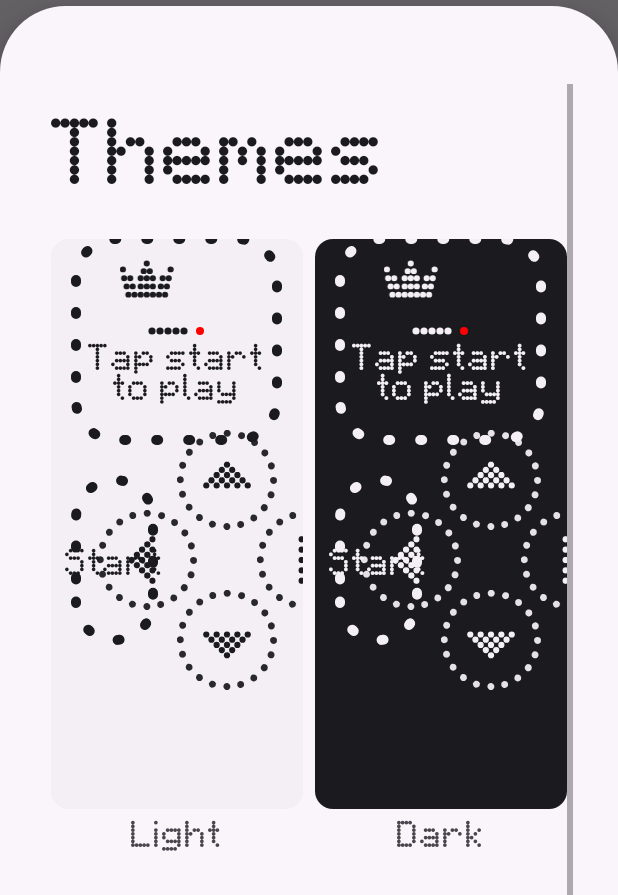
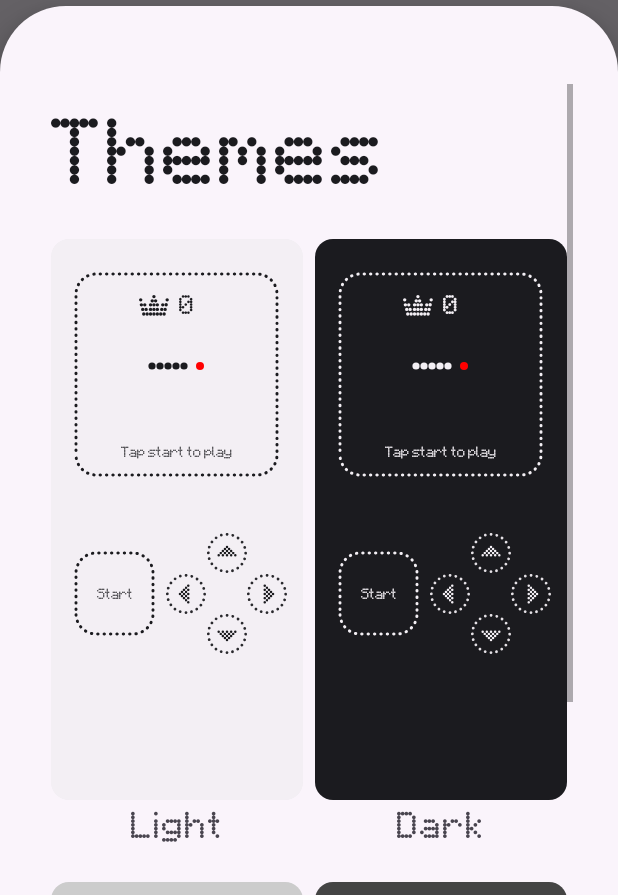
Before and after one commit to Kalpu-24/SnakeWall, an Android app: the screen it shows after launch (MainActivity), after a tap on "Themes", on a phone screen of 412 x 824 dp, the part 341-1236 px from its top. Run offline under Robolectric (Android 15) with nearby library versions, the phone set to English and light mode, and no system bars; 1 statement that could not run was skipped; 1 other tap on this screen came first.

Commit message:
playstore release

```diff
--- a/app/build.gradle.kts
+++ b/app/build.gradle.kts
@@ -10,8 +10,8 @@ android {
         applicationId = "kalp.snake.wall"
         minSdk = 26
         targetSdk = 35
-        versionCode = 100010
-        versionName = "1.0.0.0.1.0"
+        versionCode = 105
+        versionName = "1.0.5"
 
         testInstrumentationRunner = "androidx.test.runner.AndroidJUnitRunner"
     }
--- a/app/src/main/java/kalp/snake/wall/MainActivity.java
+++ b/app/src/main/java/kalp/snake/wall/MainActivity.java
@@ -9,12 +9,15 @@ import android.net.Uri;
 import android.os.Bundle;
 
 import android.os.Handler;
+import android.util.DisplayMetrics;
 import android.util.Log;
+import android.widget.GridLayout;
 import android.widget.LinearLayout;
 import android.widget.TextView;
 
 import androidx.activity.EdgeToEdge;
 import androidx.appcompat.app.AppCompatActivity;
+import androidx.constraintlayout.helper.widget.Grid;
 import androidx.core.graphics.Insets;
 import androidx.core.view.ViewCompat;
 import androidx.core.view.WindowInsetsCompat;
@@ -31,7 +34,7 @@ import kalp.snake.wall.views.ThemesBottomModalSheet;
 
 public class MainActivity extends AppCompatActivity {
 
-    MaterialCardView snakePreViewCard, themesCard, themePreviewCard, settingsCard;
+    MaterialCardView snakePreViewCard, themesCard, themePreviewCard, settingsCard, aboutCard;
     TextView githubFAB, supportFAB;
     TextView themePreviewText, versionName;
     ColorTheme[] colorThemes;
@@ -58,10 +61,30 @@ public class MainActivity extends AppCompatActivity {
         snakePreViewCard = findViewById(R.id.SnakePreViewCard);
         settingsCard = findViewById(R.id.settingsCard);
         themesCard = findViewById(R.id.themesCard);
+        aboutCard = findViewById(R.id.aboutCard);
         snakePreView = findViewById(R.id.snakePreView);
         versionName = findViewById(R.id.versionName);
         githubFAB = findViewById(R.id.githubButton);
         supportFAB = findViewById(R.id.supportButton);
+//        set snake preview card height to match aspect ratio of device screen
+        GridLayout.LayoutParams params = (GridLayout.LayoutParams) snakePreViewCard.getLayoutParams();
+//        get screen aspect ratio
+        DisplayMetrics displayMetrics = new DisplayMetrics();
+        getWindowManager().getDefaultDisplay().getMetrics(displayMetrics);
+        float aspectRatio = (float) displayMetrics.heightPixels / displayMetrics.widthPixels;
+        params.height = (int) (getResources().getDisplayMetrics().widthPixels * (aspectRatio/2.2));
+        snakePreViewCard.setLayoutParams(params);
+//
+//                        android:layout_row="2"
+//                android:layout_column="0"
+//                android:layout_columnSpan="2"
+//                android:layout_columnWeight="1"
+
+        GridLayout.LayoutParams aboutParams = (GridLayout.LayoutParams) aboutCard.getLayoutParams();
+        aboutParams.height = (int) (getResources().getDisplayMetrics().widthPixels * (aspectRatio/4.4));
+        aboutCard.setLayoutParams(aboutParams);
+
+
 
         supportFAB.setOnClickListener(v -> {
             Intent intent = new Intent(Intent.ACTION_VIEW, Uri.parse("https://t.me/Kalpu_24_Games"));
--- a/app/src/main/java/kalp/snake/wall/data/ColorThemesData.java
+++ b/app/src/main/java/kalp/snake/wall/data/ColorThemesData.java
@@ -1,6 +1,5 @@
 package kalp.snake.wall.data;
 
-import kalp.snake.wall.R;
 import kalp.snake.wall.models.ColorPrefConfig;
 import kalp.snake.wall.models.ColorTheme;
 
@@ -30,11 +29,29 @@ public class ColorThemesData {
             0x14191a18
     );
 
+    static ColorPrefConfig AndroidGrayLightThemeConfig = new ColorPrefConfig(
+            0xFFFF0000,
+            0xFF444444,
+            0xFFCCCCCC,
+            0xFF444444,
+            0x14444444
+    );
+
+    static ColorPrefConfig AndroidGrayDarkThemeConfig = new ColorPrefConfig(
+            0xFFFF0000,
+            0xFFCCCCCC,
+            0xFF444444,
+            0xFFCCCCCC,
+            0x14CCCCCC
+    );
+
     static ColorTheme lightTheme = new ColorTheme("Light", lightThemeConfig);
     static ColorTheme darkTheme = new ColorTheme("Dark", darkThemeConfig);
     static ColorTheme retroTheme = new ColorTheme("Retro", retroThemeConfig);
+    static ColorTheme AndroidGrayLightTheme = new ColorTheme("Android Gray Light", AndroidGrayLightThemeConfig);
+    static ColorTheme AndroidGrayDarkTheme = new ColorTheme("Android Gray Dark", AndroidGrayDarkThemeConfig);
 
     public static ColorTheme[] getThemes(){
-        return new ColorTheme[]{lightTheme, darkTheme, retroTheme};
+        return new ColorTheme[]{lightTheme, darkTheme, AndroidGrayLightTheme, AndroidGrayDarkTheme, retroTheme};
     }
 }
--- a/app/src/main/java/kalp/snake/wall/views/SnakePreView.java
+++ b/app/src/main/java/kalp/snake/wall/views/SnakePreView.java
@@ -14,7 +14,9 @@ import android.graphics.Rect;
 import android.graphics.RectF;
 import android.graphics.Typeface;
 import android.graphics.drawable.RotateDrawable;
+import android.os.Build;
 import android.util.AttributeSet;
+import android.util.TypedValue;
 import android.view.Display;
 import android.view.WindowInsets;
 import android.view.WindowManager;
@@ -85,7 +87,6 @@ public class SnakePreView extends FrameLayout implements Serializable {
     private int bottomButtonCenterY;
     private int leftButtonCenterX;
     private int rightButtonCenterX;
-    private final int buttonRadius;
 
     private int arrowUpButtonStartX;
     private int arrowUpButtonStartY;
@@ -113,6 +114,10 @@ public class SnakePreView extends FrameLayout implements Serializable {
     private Color foodColor;
     private Color snakeColor;
     private int screenWidth, screenHeight;
+
+    float cornerRadius;
+    float crownWidth;
+    float crownHeight;
 
     private final ColorPrefConfig colorPrefConfig;
 
@@ -154,7 +159,6 @@ public class SnakePreView extends FrameLayout implements Serializable {
 
         this.gridSize = 19;
         this.gridMargin = 16;
-        this.buttonRadius = 50;
         this.gridView = sharedPreferences.getBoolean(WallPrefConfig.gridEnabledKey, false);
 
         this.gameState = EGameState.START;
@@ -262,14 +266,14 @@ public class SnakePreView extends FrameLayout implements Serializable {
         super.onSizeChanged(w, h, oldw, oldh);
         screenWidth = getWidth();
         screenHeight = getHeight();
-        if (android.os.Build.VERSION.SDK_INT >= android.os.Build.VERSION_CODES.R) {
+        if (Build.VERSION.SDK_INT >= Build.VERSION_CODES.R) {
             WindowMetrics metrics = Objects.requireNonNull(ContextCompat.getSystemService(context, WindowManager.class)).getCurrentWindowMetrics();
             Insets insets = metrics.getWindowInsets().getInsets(WindowInsets.Type.systemGestures());
 
             insetTop = insets.top;
 
         } else {
-            WindowManager windowManager = (WindowManager) ContextCompat.getSystemService(context, WindowManager.class);
+            WindowManager windowManager = ContextCompat.getSystemService(context, WindowManager.class);
             if (windowManager != null) {
                 Display display = windowManager.getDefaultDisplay();
                 Point size = new Point();
@@ -279,6 +283,30 @@ public class SnakePreView extends FrameLayout implements Serializable {
                 insetTop = rect.top;
             }
         }
+        if (insetTop<=10){
+            insetTop = 70;
+        }
+
+        float baseWidth = 1440.0f;  // Width in pixels for reference device
+        float baseHeight = 3216.0f; // Height in pixels for reference device
+
+        // Scale factors based on the current screen dimensions
+        float widthScale = screenWidth / baseWidth;
+        float heightScale = screenHeight / baseHeight;
+        float averageScale = (widthScale + heightScale) / 1.75f;
+
+        float smallerDimension = Math.min(screenWidth, screenHeight);
+        cornerRadius = smallerDimension * 0.08f;
+
+
+
+        crownWidth = dpToPx(20); // e.g., 50dp
+        crownHeight = crownWidth / 1.3f;
+
+        MlcdText.setTextSize(60.0f * averageScale);
+        gameBorder.setStrokeWidth(15.0f * averageScale);
+        gameBorder.setPathEffect(new DashPathEffect(new float[]{2 * averageScale, 30 * averageScale}, 10 * averageScale));
+
         gameWidth = (int) (screenWidth * 0.8);
         gameStartX = (screenWidth - gameWidth) / 2;
         gameStartY = (int) (insetTop * 0.5f);
@@ -291,6 +319,11 @@ public class SnakePreView extends FrameLayout implements Serializable {
         controllerEndY = controllerStartX + controllerStartY;
 //        checkChange();
         invalidate();
+    }
+
+    /** @noinspection SameParameterValue*/
+    float dpToPx(float dp) {
+        return TypedValue.applyDimension(TypedValue.COMPLEX_UNIT_DIP, dp, context.getResources().getDisplayMetrics());
     }
 
     private void init(Context context, AttributeSet attrs) {
@@ -334,14 +367,15 @@ public class SnakePreView extends FrameLayout implements Serializable {
     private void drawBackgroundAndFrames(Canvas canvas) {
         canvas.drawColor(snakeBackgroundColor.toArgb());
         RectF rectF = new RectF(gameStartX, gameStartY, gameEndX, gameEndY);
-        canvas.drawRoundRect(rectF, 40, 40, gameBorder);
+        canvas.drawRoundRect(rectF, cornerRadius, cornerRadius, gameBorder);
     }
 
     private void drawControls(Canvas canvas) {
         VectorDrawableCompat buttonDrawable = VectorDrawableCompat.create(context.getResources(), R.drawable.dotted_circle, null);
         @SuppressLint("UseCompatLoadingForDrawables") RotateDrawable arrowDrawable = (RotateDrawable) getResources().getDrawable(R.drawable.rotate_arrow, null);
 
-        float spacing = 30;
+        float spacing = (gameWidth/2.0f)/5.0f;
+        int buttonRadius = (int) spacing;
         float centerX = (controllerStartX + controllerEndX) / 2.0f;
         float centerY = (controllerStartY + controllerEndY) / 2.0f;
 
@@ -405,7 +439,7 @@ public class SnakePreView extends FrameLayout implements Serializable {
 
 //            Draw Start and Pause buttons
         RectF startRect = new RectF(startButtonStartX, startButtonStartY, startButtonEndX, startButtonEndY);
-        canvas.drawRoundRect(startRect, 40, 40, gameBorder);
+        canvas.drawRoundRect(startRect, cornerRadius, cornerRadius, gameBorder);
 //            button text
         canvas.save();
         canvas.translate(startButtonStartX, startButtonStartY);
@@ -456,7 +490,8 @@ public class SnakePreView extends FrameLayout implements Serializable {
         drawBestScore(canvas);
         drawSnake(canvas, snakePaint);
         String string = context.getString(R.string.snake_tap_to_play);
-        drawTextWithLineBreak(string, gameWidth / 2.0f, gameWidth - 70, canvas, this.MlcdText);
+        //noinspection SuspiciousNameCombination
+        drawTextWithLineBreak(string, gameWidth / 2.0f, gameWidth, canvas, this.MlcdText);
         int foodX = (this.foodCoordinates.getFirst() * cellSize) + this.gridMargin;
         int foodY = (this.foodCoordinates.getSecond() * cellSize) + this.gridMargin;
         canvas.drawCircle(
@@ -472,42 +507,41 @@ public class SnakePreView extends FrameLayout implements Serializable {
         // Define the maximum text width based on the available canvas width
         int maxTextWidth = getWidth() - (this.gridMargin * 3);
         float textWidth = paint.measureText(text);
+        float textHeight = (paint.descent() - paint.ascent())*2;
 
         // Create a copy of the paint object to adjust text size without altering the original
         Paint adjustablePaint = new Paint(paint);
 
         // If the text fits within the width, draw it and return
         if (textWidth <= maxTextWidth) {
-            canvas.drawText(text, xPosition, yPosition, adjustablePaint);
+            canvas.drawText(text, xPosition, yPosition - (textHeight/2), adjustablePaint);
             return;
         }
 
         // Split the text into words
         String[] words = text.split(" ");
-        StringBuilder firstLine = new StringBuilder();
-        StringBuilder secondLine = new StringBuilder();
+        StringBuilder line = new StringBuilder();
+        float lineWidth;
 
-        // Distribute words across two lines
         for (String word : words) {
-            if (adjustablePaint.measureText(firstLine + word) <= maxTextWidth) {
-                firstLine.append(word).append(" ");
-            } else {
-                secondLine.append(word).append(" ");
+            // Calculate the width of the current line
+            lineWidth = paint.measureText(line.toString() + " " + word);
+
+            // If the line is too long, draw it and start a new line
+            if (lineWidth >= maxTextWidth) {
+
+                canvas.drawText(line.toString(), xPosition, yPosition - textHeight, adjustablePaint);
+                yPosition += paint.descent() - paint.ascent();
+                line = new StringBuilder();
             }
+
+            // Add the word to the current line
+            line.append(word).append(" ");
         }
 
-        // Adjust font size to fit the second line within the width
-        while (adjustablePaint.measureText(secondLine.toString()) > maxTextWidth) {
-            adjustablePaint.setTextSize(adjustablePaint.getTextSize() - 1.0f);
-        }
-
-        // Trim whitespace from lines
-        firstLine = new StringBuilder(firstLine.toString().trim());
-        secondLine = new StringBuilder(secondLine.toString().trim());
-
-        // Draw text with or without an offset depending on `drawAbove`
-        canvas.drawText(firstLine.toString(), xPosition, yPosition, adjustablePaint);
-        canvas.drawText(secondLine.toString(), xPosition, yPosition + adjustablePaint.getTextSize(), adjustablePaint);
+        // Draw the last line
+        // make sure line is above yPosition - text height
+        canvas.drawText(line.toString(), xPosition, yPosition - textHeight, adjustablePaint);
     }
 
 
@@ -528,10 +562,6 @@ public class SnakePreView extends FrameLayout implements Serializable {
     }
 
     private void drawBestScore(Canvas canvas) {
-        // Proportional width and height for the crown icon
-        float crownWidth = (19 * 20.0f) / 7;
-        float crownHeight = crownWidth / 1.3f;
-
         // Load the crown drawable resource
         VectorDrawableCompat crownDrawable = VectorDrawableCompat.create(
                 getContext().getResources(),
@@ -548,9 +578,10 @@ public class SnakePreView extends FrameLayout implements Serializable {
         String scoreText = String.valueOf(this.bestScore);
         Paint textPaint = new Paint(this.MlcdText);
         textPaint.setTextAlign(Paint.Align.LEFT);
-        textPaint.setTextSize(40.0f);
+        textPaint.setTextSize(MlcdText.getTextSize()*1.8f);
 
         float textWidth = textPaint.measureText(scoreText);
+        float textHeight = textPaint.descent() - textPaint.ascent();
         float totalWidth = crownWidth + 80.0f + textWidth;
         float startX = (getWidth() - totalWidth) / 2.0f;
 
@@ -558,7 +589,7 @@ public class SnakePreView extends FrameLayout implements Serializable {
             drawCrown(canvas, crownDrawable, startX);
         }
 
-        canvas.drawText(scoreText, startX + crownWidth + 10.0f, (insetTop*0.35f), textPaint);
+        canvas.drawText(scoreText, startX + crownWidth + 10.0f, 20 + (textHeight/1.6f), textPaint);
     }
 
     private void drawCrown(Canvas canvas, VectorDrawableCompat crownDrawable, float x) {
@@ -645,4 +676,12 @@ public class SnakePreView extends FrameLayout implements Serializable {
         MlcdText.setColor(buttonsAndFrameColor.toArgb());
         invalidate();
     }
+
+    public boolean isGridView() {
+        return gridView;
+    }
+
+    public void setGridView(boolean gridView) {
+        this.gridView = gridView;
+    }
 }
--- a/app/src/main/java/kalp/snake/wall/views/ThemesBottomModalSheet.java
+++ b/app/src/main/java/kalp/snake/wall/views/ThemesBottomModalSheet.java
@@ -4,6 +4,7 @@ import android.annotation.SuppressLint;
 import android.content.SharedPreferences;
 import android.graphics.Typeface;
 import android.os.Bundle;
+import android.util.DisplayMetrics;
 import android.util.TypedValue;
 import android.view.LayoutInflater;
 import android.view.View;
@@ -72,7 +73,7 @@ public class ThemesBottomModalSheet extends BottomSheetDialogFragment {
             LinearLayout otherLayout = new LinearLayout(requireContext());
             otherLayout.setOrientation(LinearLayout.VERTICAL);
             GridLayout.LayoutParams params = new GridLayout.LayoutParams();
-            params.height = (int) (420*factor);
+            params.height = GridLayout.LayoutParams.WRAP_CONTENT;
             params.width = 0;
             params.bottomMargin = (int) (20 * factor);
             params.columnSpec = GridLayout.spec(column,GridLayout.FILL,1f);
@@ -85,13 +86,19 @@ public class ThemesBottomModalSheet extends BottomSheetDialogFragment {
                 dismiss();
             });
 
-            FrameLayout.LayoutParams cardFrameParams = new FrameLayout.LayoutParams(ViewGroup.LayoutParams.MATCH_PARENT, (int) (380*factor));
+            DisplayMetrics displayMetrics = new DisplayMetrics();
+            requireActivity().getWindowManager().getDefaultDisplay().getMetrics(displayMetrics);
+            float aspectRatio = (float) displayMetrics.heightPixels / displayMetrics.widthPixels;
+            FrameLayout.LayoutParams cardFrameParams = new FrameLayout.LayoutParams(
+                    ViewGroup.LayoutParams.MATCH_PARENT,
+                    (int) (getResources().getDisplayMetrics().widthPixels * (aspectRatio/2.2)));
             MaterialCardView cardView = new MaterialCardView(requireContext());
             cardView.setCardElevation(0.0f);
             cardView.setStrokeWidth(0);
             cardView.setCardBackgroundColor(ContextCompat.getColor(requireContext(),R.color.activity_card_bg));
 
-            FrameLayout.LayoutParams frameParams = new FrameLayout.LayoutParams(ViewGroup.LayoutParams.MATCH_PARENT, ViewGroup.LayoutParams.MATCH_PARENT);
+            FrameLayout.LayoutParams frameParams = new FrameLayout.LayoutParams(
+                    ViewGroup.LayoutParams.MATCH_PARENT, ViewGroup.LayoutParams.MATCH_PARENT);
 
             SnakePreView snakePreView = new SnakePreView(requireContext());
             snakePreView.setSnakeBackgroundColor(colorThemes[i].colorPrefConfig.getSnakeBackgroundColor());
@@ -106,7 +113,8 @@ public class ThemesBottomModalSheet extends BottomSheetDialogFragment {
             otherThemesTextName.setTypeface(mlcdType);
             otherThemesTextName.setTextSize(TypedValue.COMPLEX_UNIT_SP, 20f);
             otherThemesTextName.setTextAlignment(View.TEXT_ALIGNMENT_CENTER);
-            otherThemesTextName.setLayoutParams(new ViewGroup.LayoutParams(ViewGroup.LayoutParams.MATCH_PARENT, ViewGroup.LayoutParams.WRAP_CONTENT));
+            otherThemesTextName.setLayoutParams(new ViewGroup.LayoutParams(
+                    ViewGroup.LayoutParams.MATCH_PARENT, ViewGroup.LayoutParams.WRAP_CONTENT));
 
             cardView.addView(snakePreView,frameParams);
             otherLayout.addView(cardView, cardFrameParams);
--- a/app/src/main/res/layout/activity_main.xml
+++ b/app/src/main/res/layout/activity_main.xml
@@ -18,6 +18,9 @@
             android:layout_height="wrap_content"
             android:layout_marginStart="40sp"
             android:fontFamily="@font/mlcd"
+            android:maxLines="1"
+            android:ellipsize="marquee"
+            android:autoSizeTextType="uniform"
             android:text="@string/app_title"
             android:textColor="@color/snake_color"
             android:textSize="40sp"
@@ -36,8 +39,9 @@
 
             <com.google.android.material.card.MaterialCardView
                 android:id="@+id/SnakePreViewCard"
+                android:contentDescription="@string/preview_of_the_snake_game"
                 android:layout_width="0dp"
-                android:layout_height="380dp"
+                android:layout_height="10dp"
                 android:layout_row="0"
                 android:layout_rowSpan="2"
                 android:layout_column="0"
@@ -73,6 +77,9 @@
                         android:layout_width="match_parent"
                         android:layout_height="wrap_content"
                         android:fontFamily="@font/mlcd"
+                        android:maxLines="1"
+                        android:ellipsize="marquee"
+                        android:autoSizeTextType="uniform"
                         android:text="@string/themes"
                         android:textAlignment="center"
                         android:textColor="@color/buttons_and_frame_color"
@@ -90,8 +97,11 @@
                             android:id="@+id/themePreviewText"
                             android:layout_width="wrap_content"
                             android:layout_height="wrap_content"
+                            android:autoSizeTextType="uniform"
                             android:layout_gravity="center"
                             android:fontFamily="@font/mlcd"
+                            android:maxLines="1"
+                            android:ellipsize="marquee"
                             android:textAlignment="center"
                             android:textSize="20sp" />
                     </com.google.android.material.card.MaterialCardView>
@@ -123,6 +133,9 @@
                         android:layout_width="match_parent"
                         android:layout_height="wrap_content"
                         android:fontFamily="@font/mlcd"
+                        android:autoSizeTextType="uniform"
+                        android:maxLines="1"
+                        android:ellipsize="marquee"
                         android:text="@string/settings"
                         android:textAlignment="center"
                         android:textColor="@color/buttons_and_frame_color"
@@ -142,8 +155,9 @@
             </com.google.android.material.card.MaterialCardView>
 
             <com.google.android.material.card.MaterialCardView
+                android:id="@+id/aboutCard"
                 android:layout_width="0dp"
-                android:layout_height="190dp"
+                android:layout_height="0dp"
                 android:layout_row="2"
                 android:layout_column="0"
                 android:layout_columnSpan="2"
@@ -175,7 +189,10 @@
                             android:id="@+id/versionName"
                             android:layout_width="wrap_content"
                             android:layout_height="wrap_content"
+                            android:autoSizeTextType="uniform"
                             android:fontFamily="@font/mlcd"
+                            android:maxLines="1"
+                            android:ellipsize="marquee"
                             android:textAlignment="textStart"
                             android:textColor="@color/snake_color"
                             android:textSize="20sp"
@@ -185,6 +202,7 @@
                             android:layout_width="wrap_content"
                             android:layout_height="wrap_content"
                             android:fontFamily="@font/mlcd"
+                            android:autoSizeTextType="uniform"
                             android:text="@string/rate_on_google_play"
                             android:textAlignment="textStart"
                             android:textColor="@color/snake_color"
@@ -204,11 +222,15 @@
                             android:id="@+id/supportButton"
                             android:layout_width="wrap_content"
                             android:layout_height="wrap_content"
+                            android:minWidth="48dp"
                             android:layout_marginHorizontal="5dp"
                             android:drawablePadding="5dp"
                             android:fontFamily="@font/mlcd"
+                            android:autoSizeTextType="uniform"
                             android:text="@string/support"
                             android:textAlignment="center"
+                            android:maxLines="1"
+                            android:ellipsize="marquee"
                             android:textSize="12sp"
                             app:drawableTint="@color/snake_color"
                             app:drawableTopCompat="@drawable/ques" />
@@ -217,11 +239,15 @@
                             android:id="@+id/githubButton"
                             android:layout_width="wrap_content"
                             android:layout_height="wrap_content"
+                            android:minWidth="48dp"
                             android:layout_marginHorizontal="5dp"
                             android:drawablePadding="5dp"
                             android:fontFamily="@font/mlcd"
+                            android:autoSizeTextType="uniform"
                             android:text="@string/github"
                             android:textAlignment="center"
+                            android:maxLines="1"
+                            android:ellipsize="marquee"
                             android:textSize="12sp"
                             app:drawableTint="@color/snake_color"
                             app:drawableTopCompat="@drawable/github_mark" />
--- a/app/src/main/res/layout/themes_sheet.xml
+++ b/app/src/main/res/layout/themes_sheet.xml
@@ -1,11 +1,14 @@
 <?xml version="1.0" encoding="utf-8"?>
 <ScrollView xmlns:android="http://schemas.android.com/apk/res/android"
+    xmlns:tools="http://schemas.android.com/tools"
     android:layout_width="match_parent"
     android:layout_height="match_parent"
-    android:padding="30dp">
+    android:padding="30dp"
+    tools:ignore="SpeakableTextPresentCheck">
+
     <GridLayout
+        android:id="@+id/mainGridLayout"
         android:layout_width="match_parent"
         android:layout_height="wrap_content"
-        android:useDefaultMargins="true"
-        android:id="@+id/mainGridLayout"/>
+        android:useDefaultMargins="true" />
 </ScrollView>
--- a/app/src/main/res/values/strings.xml
+++ b/app/src/main/res/values/strings.xml
@@ -16,4 +16,5 @@
     <string name="github">Github</string>
     <string name="rate_on_google_play">Rate on Google Play</string>
     <string name="grid">Grid</string>
+    <string name="preview_of_the_snake_game">Preview of the snake game</string>
 </resources>
--- a/gradle/libs.versions.toml
+++ b/gradle/libs.versions.toml
@@ -1,5 +1,5 @@
 [versions]
-agp = "8.7.3"
+agp = "8.8.0"
 junit = "4.13.2"
 junitVersion = "1.2.1"
 espressoCore = "3.6.1"
```
Also changed, not shown: app/src/main/java/kalp/snake/wall/service/SnakeWallpaperService.java (+30 -10 lines), app/src/main/java/kalp/snake/wall/views/PrefsBottomModalSheet.java (+2 -6 lines), app/src/main/res/layout/prefs_sheet.xml (+8 -1 lines), gradle/wrapper/gradle-wrapper.properties.
